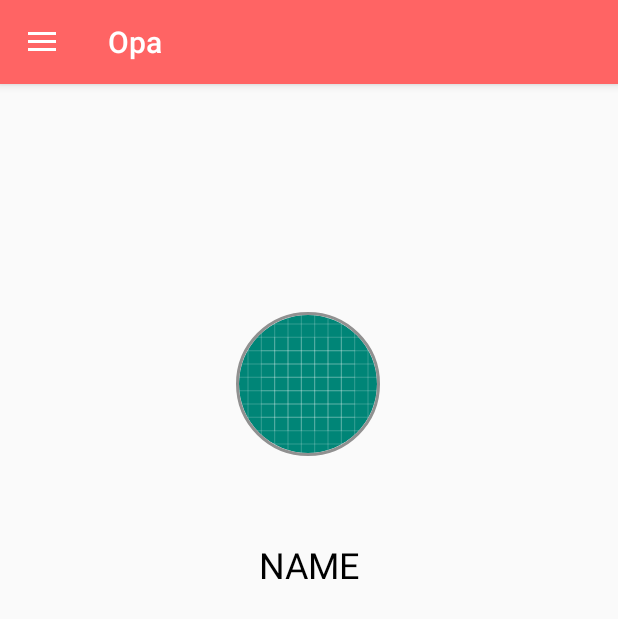
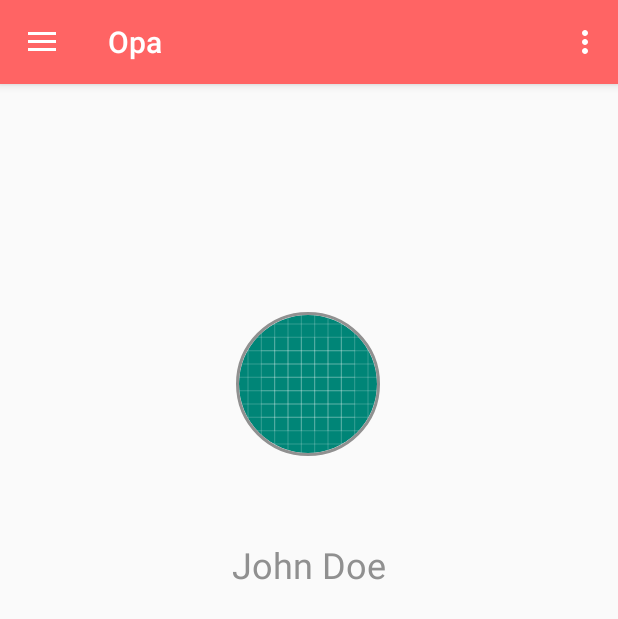
Before and after one commit to CS179i/Opa, an Android app: the screen it shows after launch once a user with an empty profile is signed in (HomeActivity), on a phone screen of 412 x 824 dp. Shown: the top 619 px of the screen. Run offline under Robolectric (Android 15) with nearby library versions, the phone set to English and light mode, and no system bars; our stand-ins replace CircleImageView, Firebase (no records; nobody signed in at launch, a user with empty details on screens opened directly); Roboto replaces fonts that are not available here.

Commit message:
Refractor and Navigation Drawer Implemented

```diff
--- a/app/build.gradle
+++ b/app/build.gradle
@@ -38,8 +38,8 @@ dependencies {
     implementation 'de.hdodenhof:circleimageview:3.1.0'
 
     // navigation drawer
-    implementation 'com.android.support:design:27.0.2'
-    implementation 'com.android.support:support-v4:27.0.2'
+    implementation 'com.google.android.material:material:1.0.0'
+    implementation 'androidx.legacy:legacy-support-v4:1.0.0'
     implementation 'androidx.legacy:legacy-support-v13:1.0.0'
     implementation 'androidx.legacy:legacy-support-v4:1.0.0'
 }
--- a/app/src/main/java/com/example/opa/HomeActivity.java
+++ b/app/src/main/java/com/example/opa/HomeActivity.java
@@ -1,9 +1,11 @@
 package com.example.opa;
 
 import android.os.Bundle;
-import android.widget.ExpandableListView;
+import android.view.Menu;
+import android.view.MenuInflater;
+import android.view.MenuItem;
 
-import java.util.HashMap;
+import java.util.ArrayList;
 import java.util.List;
 
 import androidx.annotation.Nullable;
@@ -18,10 +20,7 @@ public class HomeActivity extends AppCompatActivity {
     private ActionBarDrawerToggle actionBarDrawerToggle;
 
     // add class members for expandable list view
-    private ExpandableListView expandableListView;
-    private ExpandableListAdapter expandableListAdapter;
-    private List<String> parentList;
-    private HashMap<String, List<String>> childList;
+    private List<String> menuItems;
 
     @Override
     public void onCreate(@Nullable Bundle savedInstanceState) {
@@ -29,9 +28,6 @@ public class HomeActivity extends AppCompatActivity {
         setContentView(R.layout.activity_home);
 
         prepareListData();
-        expandableListAdapter = new ExpandableListAdapter(this, parentList, childList);
-        expandableListView = findViewById(R.id.expandable_navigation_menu);
-        expandableListView.setAdapter(expandableListAdapter);
         setListeners();
 
         drawerLayout = findViewById(R.id.drawer_layout);
@@ -44,8 +40,26 @@ public class HomeActivity extends AppCompatActivity {
     }
 
     private void prepareListData() {
+        menuItems = new ArrayList<>();
+
+        menuItems.add(getString(R.string.friend_list));
+        menuItems.add(getString(R.string.profile_settings));
+        menuItems.add(getString(R.string.sign_out));
     }
 
     private void setListeners() {
+
+    }
+
+    @Override
+    public boolean onCreateOptionsMenu(Menu menu) {
+        MenuInflater inflator = getMenuInflater();
+        inflator.inflate(R.menu.navigation_items, menu);
+        return false;
+    }
+
+    @Override
+    public boolean onOptionsItemSelected(MenuItem item) {
+        return actionBarDrawerToggle.onOptionsItemSelected(item) || super.onOptionsItemSelected(item);
     }
 }
--- a/app/src/main/res/layout/activity_home.xml
+++ b/app/src/main/res/layout/activity_home.xml
@@ -37,9 +37,9 @@
                 android:layout_height="wrap_content"
                 android:layout_marginTop="56dp"
                 android:gravity="center"
-                android:text="NAME"
+                android:text="John Doe"
                 android:textAlignment="center"
-                android:textColor="@color/textBlack"
+                android:textColor="@color/textGrey"
                 android:textSize="24sp"
                 app:layout_constraintEnd_toEndOf="parent"
                 app:layout_constraintStart_toStartOf="parent"
@@ -56,15 +56,6 @@
             app:headerLayout="@layout/navigation_header"
             app:menu="@menu/navigation_items">
 
-
-            <ExpandableListView
-                android:id="@+id/expandable_navigation_menu"
-                android:layout_width="match_parent"
-                android:layout_height="wrap_content"
-                android:layout_marginTop="65dp"
-                android:background="@android:color/white"
-                android:groupIndicator="@null"
-                app:theme="@style/NavDrawerStyle"/>
         </com.google.android.material.navigation.NavigationView>
 
 
--- a/app/src/main/res/values/strings.xml
+++ b/app/src/main/res/values/strings.xml
@@ -14,4 +14,7 @@
     <string name="enter_response">Enter Response Here</string>
     <string name="open">open</string>
     <string name="close">close</string>
+    <string name="friend_list">Friend List</string>
+    <string name="profile_settings">Profile Settings</string>
+    <string name="sign_out">Sign Out</string>
 </resources>
```
Also changed, not shown: app/src/main/java/com/example/opa/ExpandableListAdapter.java (deleted, +0 -119 lines), app/src/main/res/values/styles.xml (+18 -0 lines), app/src/main/res/layout/navigation_header.xml (renamed from app/src/main/res/layout/navigaton_header.xml).
